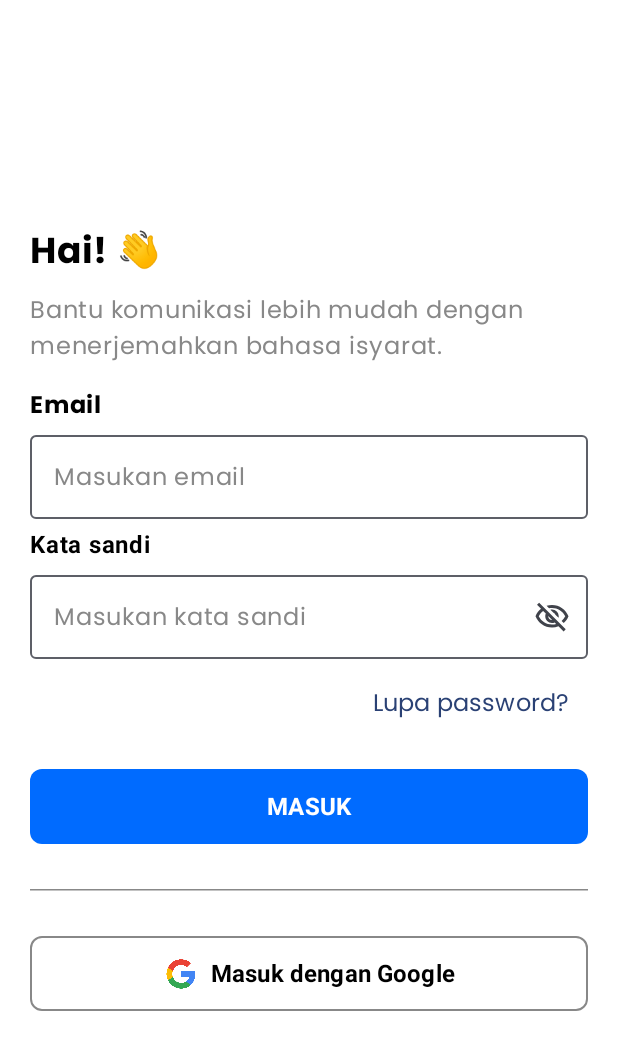
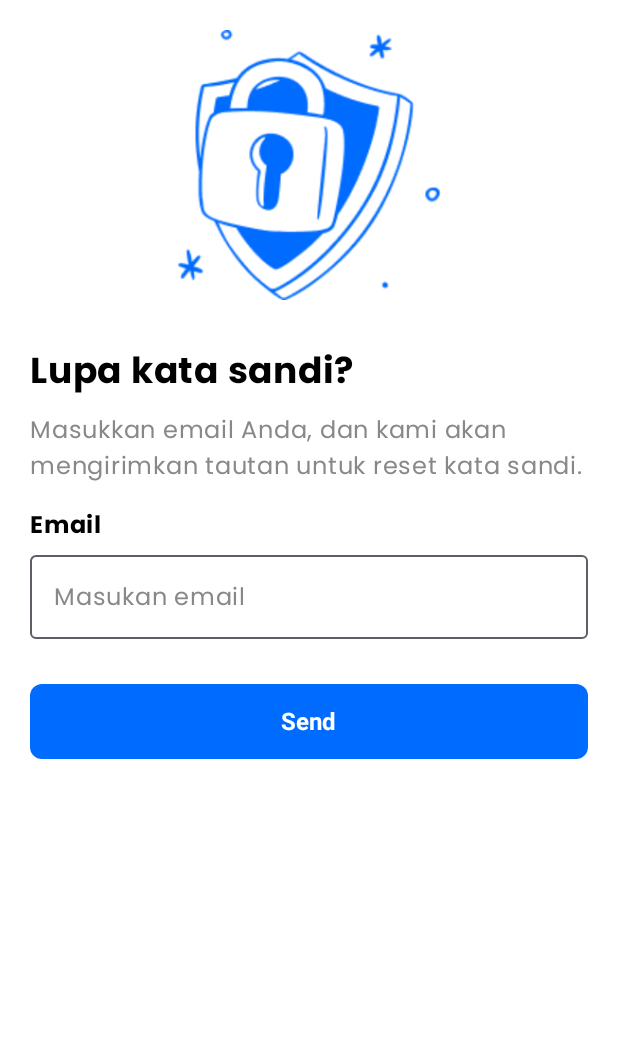
Before and after one commit to HandLips/HandLips, an Android app built with Jetpack Compose: the screen it shows after launch (MainActivity), on a phone screen of 412 x 824 dp. Shown: the top 1050 px of the screen. Run offline under Robolectric (Android 15) with nearby library versions, the phone set to English and light mode, and no system bars.

Commit message:
feat: add forgot password UI

```diff
--- a/app/build.gradle.kts
+++ b/app/build.gradle.kts
@@ -82,4 +82,8 @@ dependencies {
     // UI Tests
     androidTestImplementation(libs.androidx.ui.test.junit4)
     debugImplementation(libs.androidx.ui.test.manifest)
+
+    // Coil : image loading
+    implementation(libs.coil.compose)
+    implementation(libs.coil.network.okhttp)
 }
--- a/app/src/main/java/id/handlips/MainActivity.kt
+++ b/app/src/main/java/id/handlips/MainActivity.kt
@@ -6,16 +6,15 @@ import androidx.activity.compose.setContent
 import androidx.compose.runtime.Composable
 import androidx.compose.ui.tooling.preview.Preview
 import id.handlips.ui.theme.HandlipsTheme
-import id.handlips.views.login.LoginScreen
+import id.handlips.views.forgot_password.ForgotPasswordScreen
 import id.handlips.views.register.RegisterScreen
 
 class MainActivity : ComponentActivity() {
     override fun onCreate(savedInstanceState: Bundle?) {
         super.onCreate(savedInstanceState)
-
         setContent {
             HandlipsTheme {
-                LoginScreen()
+                ForgotPasswordScreen()
             }
         }
     }
@@ -26,6 +25,6 @@ class MainActivity : ComponentActivity() {
 @Composable
 fun GreetingPreview() {
     HandlipsTheme {
-        RegisterScreen()
+        ForgotPasswordScreen()
     }
 }
--- a/app/src/main/java/id/handlips/views/forgot_password/ForgotPasswordScreen.kt
+++ b/app/src/main/java/id/handlips/views/forgot_password/ForgotPasswordScreen.kt
@@ -1,8 +1,81 @@
 package id.handlips.views.forgot_password
 
+import LongButton
+import androidx.compose.foundation.Image
+import androidx.compose.foundation.layout.Arrangement
+import androidx.compose.foundation.layout.Column
+import androidx.compose.foundation.layout.Row
+import androidx.compose.foundation.layout.Spacer
+import androidx.compose.foundation.layout.fillMaxSize
+import androidx.compose.foundation.layout.fillMaxWidth
+import androidx.compose.foundation.layout.padding
+import androidx.compose.foundation.layout.size
+import androidx.compose.material3.Icon
+import androidx.compose.material3.Text
+import androidx.compose.material3.TextButton
+import androidx.compose.material3.TopAppBar
 import androidx.compose.runtime.Composable
+import androidx.compose.runtime.getValue
+import androidx.compose.runtime.mutableStateOf
+import androidx.compose.runtime.remember
+import androidx.compose.runtime.setValue
+import androidx.compose.ui.Alignment
+import androidx.compose.ui.Modifier
+import androidx.compose.ui.graphics.Color
+import androidx.compose.ui.res.painterResource
+import androidx.compose.ui.res.stringResource
+import androidx.compose.ui.text.font.FontWeight
+import androidx.compose.ui.unit.dp
+import androidx.compose.ui.unit.sp
+import id.handlips.R
+import id.handlips.component.textfield.EmailTextField
+import id.handlips.component.textfield.PasswordTextField
+import id.handlips.ui.theme.poppins
 
 @Composable
-fun ForgotPasswordScreen(){
+fun ForgotPasswordScreen() {
+    var email by remember { mutableStateOf("") }
 
+    Column(
+        modifier = Modifier
+            .fillMaxSize()
+            .padding(20.dp),
+        horizontalAlignment = Alignment.Start
+    ) {
+        Row (modifier = Modifier.fillMaxWidth(), horizontalArrangement = Arrangement.Center){
+            Image(
+                painter = painterResource(id = R.drawable.ic_forgot_password),
+                contentDescription = "Forgot Password Icon",
+                modifier = Modifier.size(180.dp)
+            )
+        }
+        Spacer(modifier = Modifier.padding(bottom = 30.dp))
+        Text(
+            text = "Lupa kata sandi?",
+            fontFamily = poppins,
+            fontWeight = FontWeight.Bold,
+            fontSize = 24.sp,
+            modifier = Modifier.padding(bottom = 10.dp)
+        )
+        Text(
+            text = "Masukkan email Anda, dan kami akan mengirimkan tautan untuk reset kata sandi.",
+            fontFamily = poppins,
+            fontWeight = FontWeight.Normal,
+            fontSize = 16.sp,
+            color = Color.Gray
+        )
+        EmailTextField(
+            title = stringResource(R.string.email),
+            label = stringResource(R.string.label_email),
+            value = email,
+            onValueChange = {
+                email = it
+            }
+        )
+        Spacer(Modifier.padding(top = 10.dp))
+        LongButton(
+            text = stringResource(R.string.send),
+            onClick = {}
+        )
+    }
 }
--- a/app/src/main/java/id/handlips/views/login/LoginScreen.kt
+++ b/app/src/main/java/id/handlips/views/login/LoginScreen.kt
@@ -1,12 +1,14 @@
 package id.handlips.views.login
 
 import LongButton
+import androidx.compose.foundation.background
 import androidx.compose.foundation.layout.Arrangement
 import androidx.compose.foundation.layout.Column
 import androidx.compose.foundation.layout.Row
 import androidx.compose.foundation.layout.Spacer
 import androidx.compose.foundation.layout.fillMaxSize
 import androidx.compose.foundation.layout.fillMaxWidth
+import androidx.compose.foundation.layout.height
 import androidx.compose.foundation.layout.padding
 import androidx.compose.material3.HorizontalDivider
 import androidx.compose.material3.Text
@@ -25,13 +27,13 @@ import androidx.compose.ui.unit.sp
 import id.handlips.component.button.GoogleButton
 import id.handlips.component.textfield.EmailTextField
 import id.handlips.component.textfield.PasswordTextField
+import id.handlips.ui.theme.Blue
 import id.handlips.ui.theme.poppins
 
 @Composable
 fun LoginScreen() {
     var email by remember { mutableStateOf("") }
     var password by remember { mutableStateOf("") }
-
     Column(
         modifier = Modifier
             .fillMaxSize()
--- a/app/src/main/res/values/strings.xml
+++ b/app/src/main/res/values/strings.xml
@@ -2,4 +2,7 @@
     <string name="app_name">handlips</string>
     <string name="title_activity_main">MainActivity</string>
     <string name="title_activity_login">LoginActivity</string>
+    <string name="send">Send</string>
+    <string name="label_email">Masukan email</string>
+    <string name="email">Email</string>
 </resources>
--- a/gradle/libs.versions.toml
+++ b/gradle/libs.versions.toml
@@ -1,5 +1,7 @@
 [versions]
 agp = "8.6.1"
+coilCompose = "3.0.3"
+coilNetworkOkhttp = "3.0.3"
 kotlin = "2.0.20"
 coreKtx = "1.15.0"
 junit = "4.13.2"
@@ -21,6 +23,8 @@ androidx-ui-test-junit4 = { module = "androidx.compose.ui:ui-test-junit4" }
 androidx-ui-test-manifest = { module = "androidx.compose.ui:ui-test-manifest" }
 androidx-ui-tooling = { module = "androidx.compose.ui:ui-tooling" }
 androidx-ui-tooling-preview = { module = "androidx.compose.ui:ui-tooling-preview" }
+coil-compose = { module = "io.coil-kt.coil3:coil-compose", version.ref = "coilCompose" }
+coil-network-okhttp = { module = "io.coil-kt.coil3:coil-network-okhttp", version.ref = "coilNetworkOkhttp" }
 junit = { group = "junit", name = "junit", version.ref = "junit" }
 androidx-junit = { group = "androidx.test.ext", name = "junit", version.ref = "junitVersion" }
 androidx-espresso-core = { group = "androidx.test.espresso", name = "espresso-core", version.ref = "espressoCore" }
```
Also changed, not shown: app/src/main/res/drawable/ic_forgot_password.png (added).
